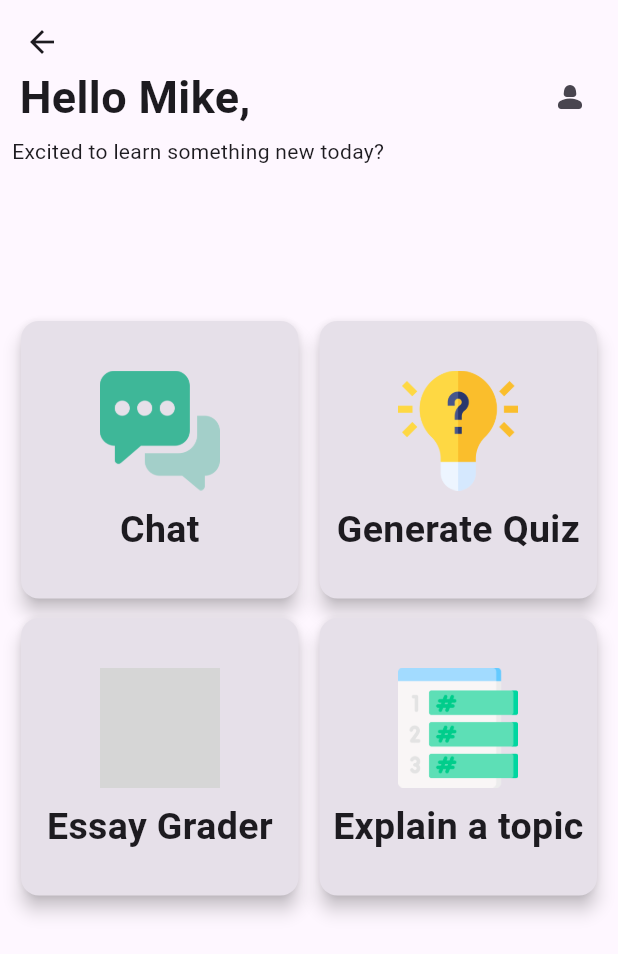
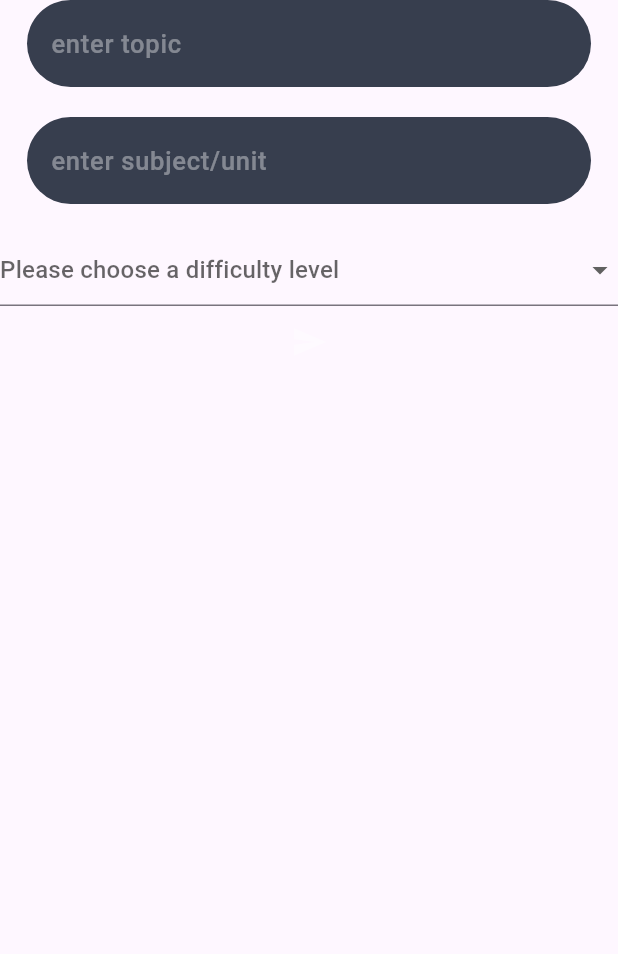
Before and after one commit to nevilpurpp/StudyBlitzAI, a Flutter app: the HomePage screen opened by its route, after a tap on "Explain a topic", on a phone screen of 412 x 824 dp. Shown: the top 954 px of the screen. Run offline on Flutter 3.47's test engine with Material 3 defaults, Android fonts, the phone set to English and light mode, and no system bars; our stand-ins replace get_it, google_generative_ai, image_picker, loading_animation_widget; grey boxes are pictures that could not be loaded.

Commit message:
topic_summarizer

```diff
--- a/lib/app/core/di/locator.dart
+++ b/lib/app/core/di/locator.dart
@@ -1,9 +1,11 @@
 import 'package:get_it/get_it.dart';
+import 'package:nevilai/app/data/providers/viewmodel/topic_summarizer_view.dart';
 import '../../data/middleware/api_services.dart';
-import '../../data/models/viewmodel/chat_view_model.dart';
+import '../../data/providers/viewmodel/chat_view_model.dart';
 
 final locator = GetIt.instance;
 setUpLocator() {
   locator.registerLazySingleton(() => ChatViewModel());
+  locator.registerLazySingleton(() => TopicSummarizerView());
   locator.registerLazySingleton(() => GoogleGenerativeServices());
 }
--- a/lib/app/ui/screens/base_view.dart
+++ b/lib/app/data/providers/base_view.dart
@@ -1,7 +1,7 @@
 import 'package:flutter/material.dart';
 import 'package:provider/provider.dart';
 import '../../core/di/locator.dart';
-import '../../data/models/viewmodel/base_model.dart';
+import 'viewmodel/base_model.dart';
 
 class BaseView<T extends BaseModel> extends StatefulWidget {
   final Widget Function(BuildContext context, T model, Widget? child) builder;
--- a/lib/app/data/models/viewmodel/chat_view_model.dart
+++ b/lib/app/data/providers/viewmodel/chat_view_model.dart
@@ -4,7 +4,7 @@ import 'package:flutter/material.dart';
 import 'package:image_picker/image_picker.dart';
 import 'package:path/path.dart';
 import '../../middleware/api_services.dart';
-import '../chat_model.dart';
+import '../../models/chat_model.dart';
 import 'base_model.dart';
 
 class ChatViewModel extends BaseModel {
--- /dev/null
+++ b/lib/app/data/providers/viewmodel/topic_summarizer_view.dart
@@ -0,0 +1,45 @@
+import 'package:flutter/material.dart';
+import 'package:nevilai/app/data/providers/viewmodel/base_model.dart';
+import 'package:nevilai/app/data/providers/viewmodel/chat_view_model.dart';
+
+import '../../middleware/api_services.dart';
+
+class TopicSummarizerView extends BaseModel{
+  TextEditingController topicController = TextEditingController();
+  TextEditingController subjectController = TextEditingController();
+   GoogleGenerativeServices generativeServices = GoogleGenerativeServices();
+
+     String? topic;
+   String? subject;
+  String? difficulty;
+   String summary = '';
+
+   keyboard(bool value){
+    Function(bool value) keyboard = ChatViewModel().keyboardAppear;
+    return keyboard;
+  }
+
+  String constructPrompt(){
+   String topic = topicController.text;
+    String subject = subjectController.text;
+   String prompt = 'Give a summary based on the topic: $topic, subject/unit: $subject, and level of difficulty: $difficulty.';
+
+
+    return prompt;
+  }
+
+  Future<void> summarizeTopic() async {
+  try {
+    final String summaryText = await generativeServices.getText(constructPrompt());
+    summary = summaryText;
+    updateUI(); // Update UI with the retrieved summary
+    notifyListeners();
+
+  } catch (error) {
+    // Handle potential errors during API call
+    print("Error generating summary: $error");
+  }
+}
+
+
+}
--- a/lib/app/routes/router.dart
+++ b/lib/app/routes/router.dart
@@ -1,4 +1,5 @@
 import 'package:flutter/material.dart';
+import 'package:nevilai/app/ui/screens/explain_topic_screen/topic_summarizer.dart';
 import 'package:nevilai/app/ui/screens/home/home_page.dart';
 import '../ui/screens/chat_screen/chat_screen.dart';
 import 'routes.dart';
@@ -11,7 +12,7 @@ class PageRouter {
       case Routes.profileRoute:
           return MaterialPageRoute(builder: (context) => const HomePage());
       case Routes.topicRoute:
-          return MaterialPageRoute(builder: (context) => const HomePage());
+          return MaterialPageRoute(builder: (context) =>  TopicScreen());
       case Routes.examRoute:
           return MaterialPageRoute(builder: (context) => const HomePage());
       case Routes.chatRoute:
--- /dev/null
+++ b/lib/app/ui/screens/explain_topic_screen/topic_summarizer.dart
@@ -0,0 +1,97 @@
+import 'package:flutter/material.dart';
+import 'package:nevilai/app/data/providers/base_view.dart';
+import 'package:nevilai/app/data/providers/viewmodel/topic_summarizer_view.dart';
+import 'package:nevilai/app/ui/widgets/common_send_button.dart';
+import 'package:nevilai/app/ui/widgets/common_sized_box.dart';
+import 'package:nevilai/app/ui/widgets/common_text_form_field.dart';
+
+// ignore: must_be_immutable
+class TopicScreen extends StatelessWidget {
+   TopicScreen({super.key});
+  TopicSummarizerView? model;
+
+
+    @override
+  Widget build(BuildContext context) {
+    return BaseView<TopicSummarizerView>(
+      onModelReady: (model) {
+        this.model = model;
+      },
+      builder: (context, model, child) {
+        return  SafeArea(child: GestureDetector(
+          onTap: (){
+          FocusManager.instance.primaryFocus?.unfocus();
+          model.keyboard(false);
+          },
+          child: Scaffold(
+            body: buildTopicBody(context),
+          ),
+        ));
+      },
+
+    );
+  }
+  Widget buildTopicBody(BuildContext context){
+    return  SingleChildScrollView(
+          child: Form(
+            child: Column(
+              children: [
+                //unit/subject
+             CommonTextFormField(
+              controller: model!.subjectController,
+              hintTextWidget: 'enter topic',
+             ),
+             CommonSizedBox(
+              height: 20,
+             ),
+             // enter topic
+             CommonTextFormField(
+              controller: model!.topicController,
+              hintTextWidget: 'enter subject/unit',
+             ),
+             CommonSizedBox(
+              height: 20,
+             ),
+             //level
+
+DropdownButtonFormField<String>(
+
+  value: model!.difficulty, // Access difficulty property from provided model
+  items: <String>[
+    'Beginner',
+    'Intermediate',
+    'Expert',
+  ].map<DropdownMenuItem<String>>((String value) {
+    return DropdownMenuItem<String>(
+      value: value,
+      child: Text(value),
+    );
+  }).toList(),
+  hint: const Text('Please choose a difficulty level'),
+  onSaved: (String? value) {
+
+    model!.difficulty = value!;
+               // Update difficulty property in the model
+  }, onChanged: (String? value) {
+    model!.difficulty = value!;
+   },
+),
+CommonSizedBox(),
+             //send data
+             CommonSendButton(
+              onPressed: () {
+              model!.summarizeTopic();
+             }),
+             //output
+             SizedBox(
+              height: 200,
+              width: 200,
+              child: Text(model!.summary),
+             )
+
+              ],
+            ),
+          ),
+    );
+  }
+}
--- a/lib/app/ui/screens/home/home_page.dart
+++ b/lib/app/ui/screens/home/home_page.dart
@@ -73,7 +73,7 @@ class _HomePageState extends State<HomePage> {
                     child: InkWell(
                       splashColor: Colors.blue,
                       onTap: (){
-                        debugPrint('Card tapped');
+                        Navigator.pushNamed(context, Routes.topicRoute);
                       },
                       child: const CustomCard(
                         title: 'Explain a topic',
--- a/lib/app/ui/widgets/common_text_form_field.dart
+++ b/lib/app/ui/widgets/common_text_form_field.dart
@@ -5,18 +5,25 @@ import '../../core/theme/my_app_colors.dart';
 
 // ignore: must_be_immutable
 class CommonTextFormField extends StatelessWidget {
+
+
   CommonTextFormField(
       {super.key,
       this.suffixIconWidget,
       this.prefixIconWidget,
-      required this.onEditingComplete,
+      this.hintTextWidget,
+      this.onEditingComplete,
       this.onTap,
-      this.controller});
+      this.controller
+      });
+
   void Function()? onEditingComplete;
   void Function()? onTap;
   TextEditingController? controller;
   Widget? prefixIconWidget;
   Widget? suffixIconWidget;
+  String? hintTextWidget;
+
 
   @override
   Widget build(BuildContext context) {
@@ -37,7 +44,7 @@ class CommonTextFormField extends StatelessWidget {
             suffixIcon: suffixIconWidget,
             prefixIcon: prefixIconWidget,
             filled: true,
-            hintText: 'message',
+            hintText: hintTextWidget,
             hintStyle:
                 const TextStyle(color: ColorConstants.white38, fontSize: 17),
             fillColor: ColorConstants.green373E4E,
--- a/lib/app/ui/widgets/message_field.dart
+++ b/lib/app/ui/widgets/message_field.dart
@@ -1,7 +1,7 @@
 import 'dart:io';
 import 'package:flutter/material.dart';
 import '../../core/theme/my_app_colors.dart';
-import '../../data/models/viewmodel/chat_view_model.dart';
+import '../../data/providers/viewmodel/chat_view_model.dart';
 import 'common_image.dart';
 import 'common_image_asset.dart';
 import 'common_send_button.dart';
@@ -70,6 +70,7 @@ class MessageField extends StatelessWidget {
                                   chatViewModel?.keyboardAppear(true);
                                   chatViewModel?.showEmojiPicker(false);
                                 },
+                                hintTextWidget: 'message',
                                 suffixIconWidget: Row(
                                   mainAxisSize: MainAxisSize.min,
                                   mainAxisAlignment: MainAxisAlignment.end,
```
Also changed, not shown: lib/app/ui/screens/chat_screen/chat_screen.dart (+8 -10 lines), lib/app/data/providers/viewmodel/base_model.dart (renamed from lib/app/data/models/viewmodel/base_model.dart).
